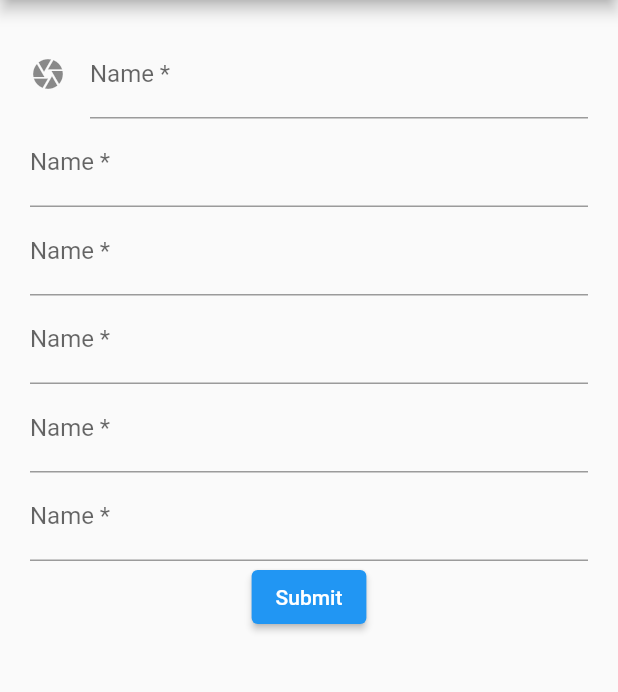
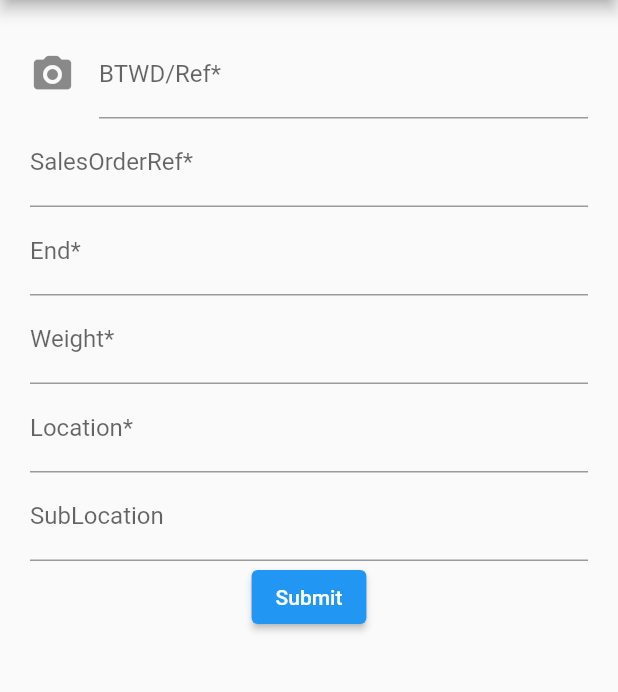
Before and after one commit to daniosr/LightningLogistics, a Flutter app: the screen it shows after launch, on a phone screen of 412 x 824 dp, the part 84-776 px from its top. Run offline on Flutter 3.47's test engine with Material 2 defaults, Android fonts, the phone set to English and light mode, and no system bars.

Commit message:
Update main.dart

```diff
--- a/MobileApp/lightninglogistics/lib/main.dart
+++ b/MobileApp/lightninglogistics/lib/main.dart
@@ -61,55 +61,29 @@ class _MyHomePageState extends State<MyHomePage> {
 
   @override
   Widget build(BuildContext context) {
-    // This method is rerun every time setState is called, for instance as done
-    // by the _incrementCounter method above.
-    //
-    // The Flutter framework has been optimized to make rerunning build methods
-    // fast, so that you can just rebuild anything that needs updating rather
-    // than having to individually change instances of widgets.
     return Scaffold(
       appBar: AppBar(
-        // Here we take the value from the MyHomePage object that was created by
-        // the App.build method, and use it to set our appbar title.
         title: Text("Lightning Logistics"),
         backgroundColor: Color(0xFFFF0000),
         bottomOpacity: 0.8,
         centerTitle: true,
       ),
       body: Center(
-        // Center is a layout widget. It takes a single child and positions it
-        // in the middle of the parent.
         child: Container(
           padding: EdgeInsets.all(20),
           child: Column(
-            // Column is also a layout widget. It takes a list of children and
-            // arranges them vertically. By default, it sizes itself to fit its
-            // children horizontally, and tries to be as tall as its parent.
-            //
-            // Invoke "debug painting" (press "p" in the console, choose the
-            // "Toggle Debug Paint" action from the Flutter Inspector in Android
-            // Studio, or the "Toggle Debug Paint" command in Visual Studio Code)
-            // to see the wireframe for each widget.
-            //
-            // Column has various properties to control how it sizes itself and
-            // how it positions its children. Here we use mainAxisAlignment to
-            // center the children vertically; the main axis here is the vertical
-            // axis because Columns are vertical (the cross axis would be
-            // horizontal).
             children: <Widget>[
               Form(
-                  child: Column(
+                  child: Column(//change to list view to prevent keyboard error
                   mainAxisAlignment: MainAxisAlignment.center,
                   children: [
                     TextFormField(
                       decoration: const InputDecoration(
-                      icon: Icon(Icons.camera),
-                      hintText: 'What do people call you?',
-                      labelText: 'Name *',
+                        icon: Icon(Icons.camera_alt_rounded, size: 30),
+                        hintText: 'Scan by clicking camera',
+                        labelText: 'BTWD/Ref*',
                       ),
                       onSaved: (String value) {
-                      // This optional block of code can be used to run
-                      // code when the user saves the form.
                       },
                       validator: (String value) {
                         return value.contains('@')
@@ -119,12 +93,9 @@ class _MyHomePageState extends State<MyHomePage> {
                     ),
                     TextFormField(
                       decoration: const InputDecoration(
-                      hintText: 'What do people call you?',
-                      labelText: 'Name *',
+                        labelText: 'SalesOrderRef*',
                       ),
                       onSaved: (String value) {
-                      // This optional block of code can be used to run
-                      // code when the user saves the form.
                       },
                       validator: (String value) {
                         return value.contains('@')
@@ -134,12 +105,10 @@ class _MyHomePageState extends State<MyHomePage> {
                     ),
                     TextFormField(
                       decoration: const InputDecoration(
-                      hintText: 'What do people call you?',
-                      labelText: 'Name *',
+                        hintText: 'A or K',
+                        labelText: 'End*',
                       ),
                       onSaved: (String value) {
-                      // This optional block of code can be used to run
-                      // code when the user saves the form.
                       },
                       validator: (String value) {
                         return value.contains('@')
@@ -149,12 +118,10 @@ class _MyHomePageState extends State<MyHomePage> {
                     ),
                     TextFormField(
                       decoration: const InputDecoration(
-                      hintText: 'What do people call you?',
-                      labelText: 'Name *',
+                        hintText: 'Numbers only',
+                        labelText: 'Weight*',
                       ),
                       onSaved: (String value) {
-                      // This optional block of code can be used to run
-                      // code when the user saves the form.
                       },
                       validator: (String value) {
                         return value.contains('@')
@@ -164,12 +131,9 @@ class _MyHomePageState extends State<MyHomePage> {
                     ),
                     TextFormField(
                       decoration: const InputDecoration(
-                      hintText: 'What do people call you?',
-                      labelText: 'Name *',
+                        labelText: 'Location*',
                       ),
                       onSaved: (String value) {
-                      // This optional block of code can be used to run
-                      // code when the user saves the form.
                       },
                       validator: (String value) {
                         return value.contains('@')
@@ -179,12 +143,9 @@ class _MyHomePageState extends State<MyHomePage> {
                     ),
                     TextFormField(
                       decoration: const InputDecoration(
-                      hintText: 'What do people call you?',
-                      labelText: 'Name *',
+                        labelText: 'SubLocation',
                       ),
                       onSaved: (String value) {
-                      // This optional block of code can be used to run
-                      // code when the user saves the form.
                       },
                       validator: (String value) {
                         return value.contains('@')
@@ -197,7 +158,8 @@ class _MyHomePageState extends State<MyHomePage> {
                       child: Text('Submit'),
                     )
                   ],
-              ))
+                )
+              )
             ],
           ),
         ),
```
Lines whose indentation alone changed are shown as unchanged.
